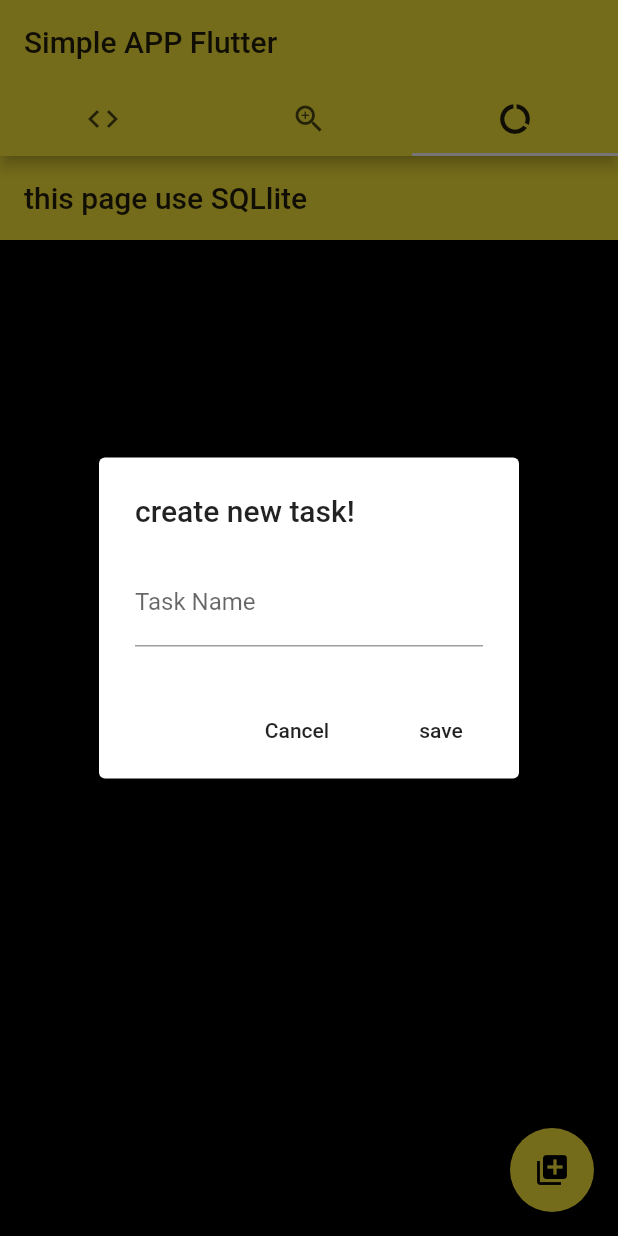
After one commit to supacheep-first/flutter_provide, a Flutter app: the screen it shows after launch, tab 3 chosen, after a tap on the "library add" icon, on a phone screen of 412 x 824 dp. The commit adds this screen. Run offline on Flutter 3.47's test engine with Material 2 defaults, Android fonts, the phone set to English and light mode, and no system bars; our stand-ins replace sqflite; accounts and stored records are empty.

Commit message:
sqllite example

```diff
--- a/lib/main.dart
+++ b/lib/main.dart
@@ -1,9 +1,11 @@
 import 'package:flutter/material.dart';
-import 'package:hello_world/providers/CounterProvider.dart';
 import 'package:hello_world/screens/index.dart';
-import 'package:provider/provider.dart';
+import 'package:hello_world/services/db.dart';
 
-void main() {
+void main() async {
+  WidgetsFlutterBinding.ensureInitialized();
+
+  await DB.init();
   runApp(MyApp());
 }
 
--- /dev/null
+++ b/lib/models/todo-item.dart
@@ -0,0 +1,24 @@
+import 'package:hello_world/models/model.dart';
+
+class TodoItem extends Model {
+  static String table = 'todo_items';
+
+  int id;
+  String task;
+  bool complete;
+
+  TodoItem({this.id, this.task, this.complete});
+
+  Map<String, dynamic> toMap() {
+    Map<String, dynamic> map = {'task': task, 'complete': complete};
+    if (id != null) {
+      map['id'] = id;
+    }
+    return map;
+  }
+
+  static TodoItem fromMap(Map<String, dynamic> map) {
+    return TodoItem(
+        id: map['id'], task: map['task'], complete: map['complete'] == 1);
+  }
+}
--- /dev/null
+++ b/lib/providers/TodoItemProvider.dart
@@ -0,0 +1,94 @@
+import 'package:flutter/cupertino.dart';
+import 'package:flutter/material.dart';
+import 'package:hello_world/models/todo-Item.dart';
+import 'package:hello_world/services/db.dart';
+
+class TodoItemProvider extends ChangeNotifier {
+  String _task;
+  String get task => _task;
+
+  List<TodoItem> _tasks = [];
+  List<TodoItem> get tasks => _tasks;
+
+  List<Widget> get items => _tasks.map((e) => format(e)).toList();
+
+  Widget format(TodoItem item) {
+    return Dismissible(
+      key: Key(item.id.toString()),
+      child: Padding(
+        padding: EdgeInsets.fromLTRB(12, 6, 12, 4),
+        child: FlatButton(
+          child: Row(
+            mainAxisAlignment: MainAxisAlignment.spaceBetween,
+            children: <Widget>[
+              Text(item.task,
+                  style: TextStyle(color: Colors.white, fontSize: 24)),
+              Icon(
+                item.complete == true
+                    ? Icons.radio_button_checked
+                    : Icons.radio_button_unchecked,
+                color: Colors.white,
+              ),
+            ],
+          ),
+          onPressed: () => _toggle(item),
+        ),
+      ),
+      onDismissed: (DismissDirection direction) => _delete(item),
+    );
+  }
+
+  void create(BuildContext context) {
+    showDialog(
+      context: context,
+      builder: (BuildContext context) {
+        return AlertDialog(
+          title: Text("create new task!"),
+          actions: <Widget>[
+            FlatButton(
+              onPressed: () => Navigator.of(context).pop(),
+              child: Text("Cancel"),
+            ),
+            FlatButton(
+              onPressed: () =>
+                  {_save(), Navigator.of(context).pop(), refresh()},
+              child: Text("save"),
+            )
+          ],
+          content: TextField(
+            autocorrect: true,
+            decoration: InputDecoration(
+                labelText: 'Task Name', hintText: 'e.g. pick up bread'),
+            onChanged: (value) {
+              _task = value;
+            },
+          ),
+        );
+      },
+    );
+  }
+
+  void refresh() async {
+    List<Map<String, dynamic>> _result = await DB.query(TodoItem.table);
+    _tasks = _result.map((e) => TodoItem.fromMap(e)).toList();
+    notifyListeners();
+  }
+
+  void _toggle(TodoItem item) async {
+    item.complete = !item.complete;
+    dynamic result = await DB.update(TodoItem.table, item);
+    print(result);
+    refresh();
+  }
+
+  void _delete(TodoItem item) async {
+    await DB.delete(TodoItem.table, item);
+    refresh();
+  }
+
+  void _save() async {
+    TodoItem item = TodoItem(task: _task, complete: false);
+    await DB.insert(TodoItem.table, item);
+    _task = '';
+  }
+}
--- a/lib/screens/EventPage.dart
+++ b/lib/screens/EventPage.dart
@@ -1,5 +1,4 @@
 import 'package:flutter/material.dart';
-import 'package:hello_world/providers/EventProvider.dart';
 import 'package:provider/provider.dart';
 
 class EventPage extends StatelessWidget {
--- a/lib/screens/Index.dart
+++ b/lib/screens/Index.dart
@@ -1,7 +1,9 @@
 import 'package:flutter/material.dart';
 import 'package:hello_world/providers/CounterProvider.dart';
 import 'package:hello_world/providers/EventProvider.dart';
+import 'package:hello_world/providers/TodoItemProvider.dart';
 import 'package:hello_world/screens/EventPage.dart';
+import 'package:hello_world/screens/TodoItemPage.dart';
 import 'package:hello_world/screens/counterPage.dart';
 import 'package:provider/provider.dart';
 
@@ -21,11 +23,13 @@ class Index extends StatelessWidget {
             create: (_) => EventProvider().intStream(),
             initialData: 0,
           ),
+          ChangeNotifierProvider<TodoItemProvider>(
+              create: (_) => TodoItemProvider())
         ],
         child: DefaultTabController(
-          length: 2,
+          length: 3,
           child: DefaultTabController(
-              length: 2,
+              length: 3,
               child: Scaffold(
                 appBar: AppBar(
                   title: Text("Simple APP Flutter"),
@@ -33,11 +37,14 @@ class Index extends StatelessWidget {
                     tabs: [
                       Tab(icon: Icon(Icons.code)),
                       Tab(icon: Icon(Icons.zoom_in)),
+                      Tab(
+                        icon: Icon(Icons.data_usage),
+                      )
                     ],
                   ),
                 ),
                 body: TabBarView(
-                  children: [CounterPage(), EventPage()],
+                  children: [CounterPage(), EventPage(), TodoItemPage()],
                 ),
               )),
         ),
--- /dev/null
+++ b/lib/screens/TodoItemPage.dart
@@ -0,0 +1,29 @@
+import 'package:flutter/material.dart';
+import 'package:hello_world/providers/TodoItemProvider.dart';
+import 'package:provider/provider.dart';
+
+class TodoItemPage extends StatelessWidget {
+  @override
+  Widget build(BuildContext context) {
+    return Consumer<TodoItemProvider>(
+      builder: (context, todo, child) {
+        return Scaffold(
+          backgroundColor: Colors.black,
+          appBar: AppBar(
+            title: Text('this page use SQLlite'),
+          ),
+          body: ListView(
+            children: todo.items,
+          ),
+          floatingActionButton: FloatingActionButton(
+            onPressed: () {
+              todo.create(context);
+            },
+            tooltip: 'New TODO',
+            child: Icon(Icons.library_add),
+          ),
+        );
+      },
+    );
+  }
+}
--- /dev/null
+++ b/lib/services/db.dart
@@ -0,0 +1,37 @@
+import 'dart:async';
+import 'package:hello_world/models/model.dart';
+import 'package:sqflite/sqflite.dart';
+
+abstract class DB {
+  static Database _db;
+
+  static int get _version => 1;
+
+  static Future<void> init() async {
+    if (_db != null) {
+      return;
+    }
+
+    try {
+      String _path = await getDatabasesPath() + 'example';
+      _db = await openDatabase(_path, version: _version, onCreate: onCreate);
+    } catch (e) {
+      print(e);
+    }
+  }
+
+  static void onCreate(Database db, int version) async => await db.execute(
+      'CREATE TABLE todo_items (id INTEGER PRIMARY KEY NOT NULL, task STRING, complete BOOLEAN)');
+
+  static Future<List<Map<String, dynamic>>> query(String table) async =>
+      _db.query(table);
+
+  static Future<int> insert(String table, Model model) async =>
+      await _db.insert(table, model.toMap());
+
+  static Future<int> update(String table, Model model) async => await _db
+      .update(table, model.toMap(), where: 'id =?', whereArgs: [model.id]);
+
+  static Future<int> delete(String table, Model model) async =>
+      await _db.delete(table, where: 'id =?', whereArgs: [model.id]);
+}
--- a/pubspec.yaml
+++ b/pubspec.yaml
@@ -29,6 +29,8 @@ dependencies:
   # Use with the CupertinoIcons class for iOS style icons.
   provider: ^4.3.2
   cupertino_icons: ^0.1.3
+  sqflite: ^1.3.1+1
+  path_provider: ^1.6.14
 
 dev_dependencies:
   flutter_test:
```
Also changed, not shown: lib/models/model.dart (added, +7 -0 lines), pubspec.lock.
